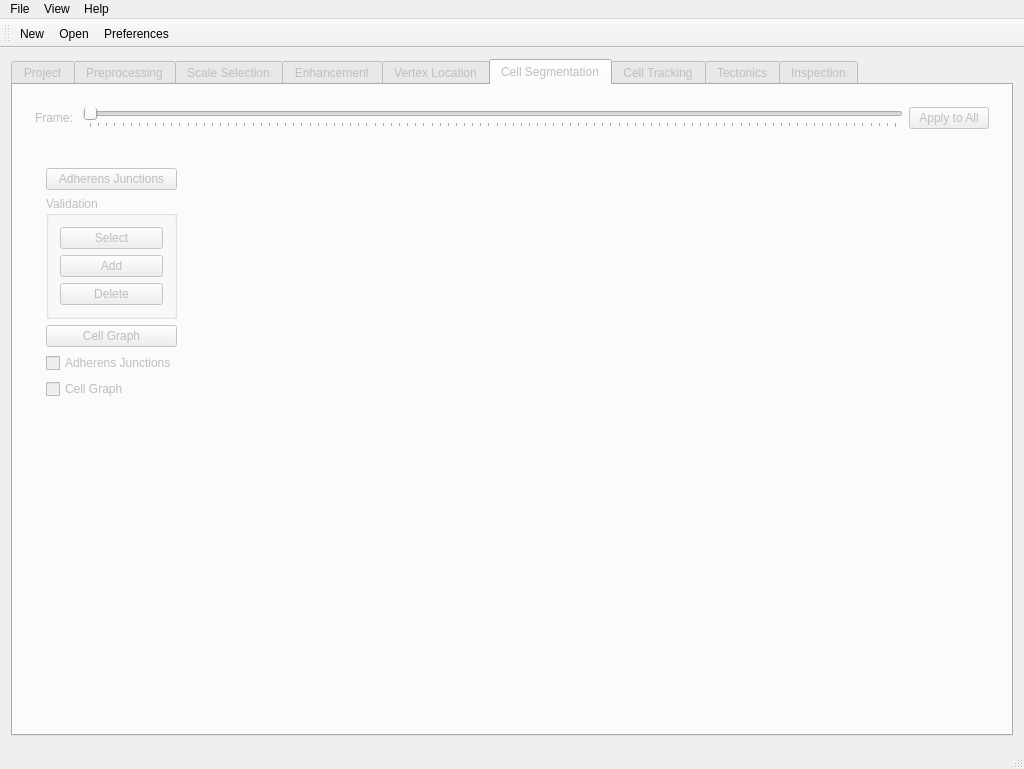
Above: GUI/NewGUI/tttmainwindow.ui from morganrcu/TTT before the change. Below: the same form after it.
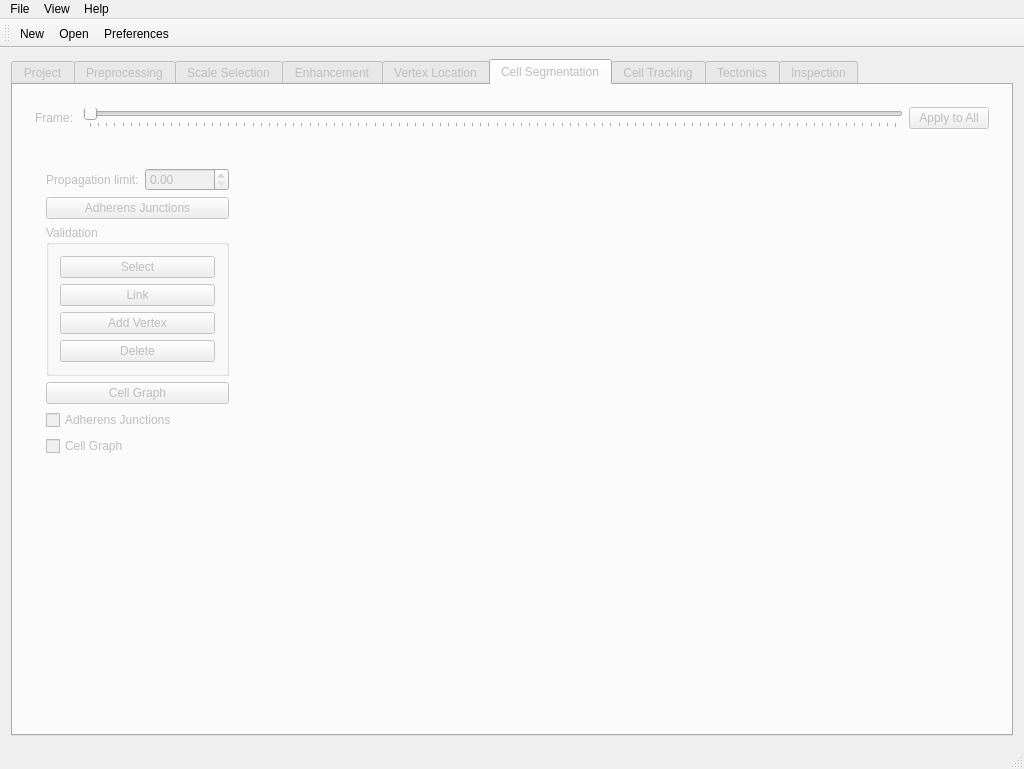
That is the form after the change. The open tabs and pages were chosen to show the change. Icons and pictures are not drawn. Custom widgets are drawn as their Qt base class.

The edit to the form file:
```diff
--- a/GUI/NewGUI/tttmainwindow.ui
+++ b/GUI/NewGUI/tttmainwindow.ui
@@ -855,21 +855,21 @@
               <property name="fieldGrowthPolicy">
                <enum>QFormLayout::AllNonFixedFieldsGrow</enum>
               </property>
-              <item row="2" column="0" colspan="2">
+              <item row="4" column="0" colspan="2">
                <widget class="QPushButton" name="dualButton">
                 <property name="text">
                  <string>Cell Graph</string>
                 </property>
                </widget>
               </item>
-              <item row="0" column="0" colspan="2">
+              <item row="2" column="0" colspan="2">
                <widget class="QPushButton" name="segmentationButton">
                 <property name="text">
                  <string>Adherens Junctions</string>
                 </property>
                </widget>
               </item>
-              <item row="1" column="0" colspan="2">
+              <item row="3" column="0" colspan="2">
                <widget class="QGroupBox" name="groupBox">
                 <property name="title">
                  <string>Validation</string>
@@ -885,34 +885,55 @@
                  <item row="1" column="0" colspan="2">
                   <widget class="QPushButton" name="addEdgeButton">
                    <property name="text">
-                    <string>Add</string>
+                    <string>Link</string>
                    </property>
                   </widget>
                  </item>
-                 <item row="2" column="0" colspan="2">
+                 <item row="3" column="0" colspan="2">
                   <widget class="QPushButton" name="deleteEdgeButton">
                    <property name="text">
                     <string>Delete</string>
                    </property>
                   </widget>
                  </item>
+                 <item row="2" column="0" colspan="2">
+                  <widget class="QPushButton" name="addVertexToPrimalButton">
+                   <property name="text">
+                    <string>Add Vertex</string>
+                   </property>
+                  </widget>
+                 </item>
                 </layout>
                </widget>
               </item>
-              <item row="3" column="0" colspan="2">
+              <item row="5" column="0" colspan="2">
                <widget class="QCheckBox" name="showAdherensJunctionsAtSegmentationCBox">
                 <property name="text">
                  <string>Adherens Junctions</string>
                 </property>
                </widget>
               </item>
-              <item row="4" column="0" colspan="2">
+              <item row="6" column="0" colspan="2">
                <widget class="QCheckBox" name="showCellGraphAtSegmentationCBox">
                 <property name="text">
                  <string>Cell Graph</string>
                 </property>
                </widget>
               </item>
+              <item row="0" column="0">
+               <widget class="QLabel" name="label_13">
+                <property name="text">
+                 <string>Propagation limit:</string>
+                </property>
+               </widget>
+              </item>
+              <item row="0" column="1">
+               <widget class="QDoubleSpinBox" name="horizonDoubleSpinBox">
+                <property name="maximum">
+                 <double>1000000.000000000000000</double>
+                </property>
+               </widget>
+              </item>
              </layout>
             </widget>
            </item>
```
Left out of the diff: 2 changed lines with no effect on the pictures.
